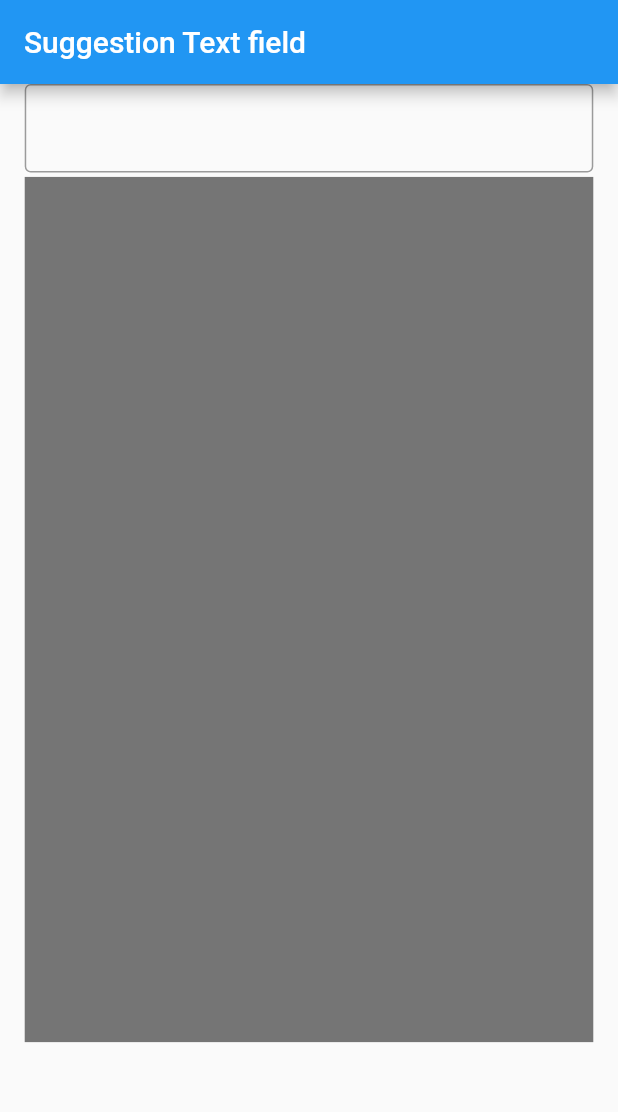
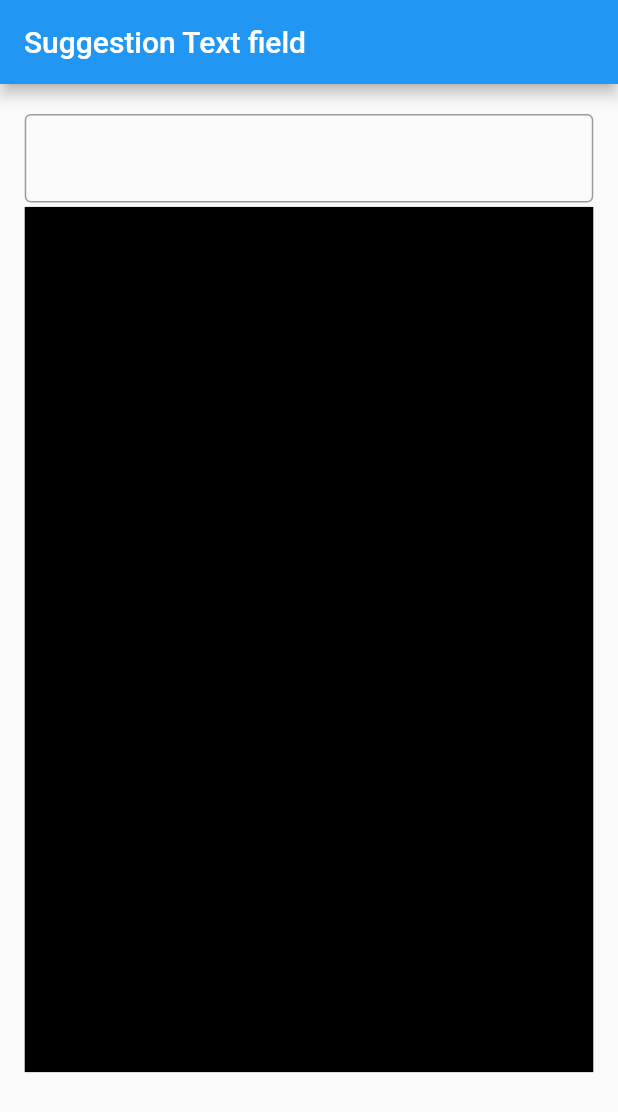
Before and after one commit to parthunagar/Suggestion_textfield_project, a Flutter app: the screen it shows after launch, on a phone screen of 412 x 824 dp. Shown: the top 1112 px of the screen. Run offline on Flutter 3.47's test engine with Material 2 defaults, Android fonts, the phone set to English and light mode, and no system bars; our stand-ins replace sqflite; accounts and stored records are empty; statements that could not run were skipped.

Commit message:
modify example

```diff
--- a/lib/UI/view/screen/suggetion_api_view.dart
+++ b/lib/UI/view/screen/suggetion_api_view.dart
@@ -27,7 +27,12 @@ class _SuggetionApiPageState extends State<SuggetionApiPage> {
         padding: EdgeInsets.symmetric(horizontal: w * 0.04),
         child: ListView(
           children: [
+            const SizedBox(height: 20),
             DictionaryTextField(
+              textInputAction: TextInputAction.done,
+              itemDecoration: const BoxDecoration(color: Colors.grey),
+              unSelectedTextColor: Colors.white,
+              listDecoration: const BoxDecoration(color: Colors.black),
               focusNode: focusNode,
               // controller: cDictionary,
               // onChange: (onChangeVal) {
@@ -42,7 +47,7 @@ class _SuggetionApiPageState extends State<SuggetionApiPage> {
               maxElementsToDisplay: 50,
               showSuggestionList: true,
             ),
-            if(false)
+            if (false)
               ListView.builder(
                 itemCount: 15,
                 shrinkWrap: true,
--- a/lib/UI/view/widgets/custom_textField.dart
+++ b/lib/UI/view/widgets/custom_textField.dart
@@ -102,6 +102,7 @@ class DictionaryTextField extends StatefulWidget {
     this.itemWidth,
     this.position = DropdownPosition.BELOW,
     this.focusNode,
+    this.textInputAction,
   }) : super(key: key);
 
   @override
```
Lines whose indentation alone changed are shown as unchanged.
